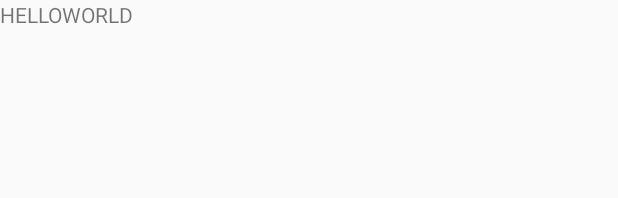
After one commit to aiadames/AR-Travel-App, an Android app: the layout fragment_detailed_path.xml on its own in the app's theme, with its tools: preview values and no code run, on a phone screen of 412 x 824 dp. The commit adds this screen. Shown: the top 198 px of the screen. Run offline under Robolectric (Android 15) with nearby library versions, the phone set to English and light mode, and no system bars.

Commit message:
Implemented new DetailedPathFragment and setOnClickListener for each Path

```diff
--- /dev/null
+++ b/app/src/main/res/layout/fragment_detailed_path.xml
@@ -0,0 +1,15 @@
+<?xml version="1.0" encoding="utf-8"?>
+<androidx.constraintlayout.widget.ConstraintLayout
+    xmlns:android="http://schemas.android.com/apk/res/android"
+    xmlns:tools="http://schemas.android.com/tools"
+    android:layout_width="match_parent"
+    android:layout_height="match_parent">
+
+    <TextView
+        android:id="@+id/textView"
+        android:layout_width="wrap_content"
+        android:layout_height="wrap_content"
+        android:text="HELLOWORLD"
+        tools:layout_editor_absoluteX="107dp"
+        tools:layout_editor_absoluteY="152dp" />
+</androidx.constraintlayout.widget.ConstraintLayout>
--- a/app/src/main/res/layout/fragment_paths.xml
+++ b/app/src/main/res/layout/fragment_paths.xml
@@ -10,7 +10,7 @@
         android:layout_width="404dp"
         android:layout_height="596dp"
         android:layout_marginBottom="8dp"
-        android:background="@android:color/darker_gray"
+        android:background="#FFFFFF"
         android:padding="4dp"
         android:scrollbars="vertical"
         app:layout_constraintBottom_toBottomOf="parent"
```
Also changed, not shown: app/src/main/java/com/example/artravel/Fragments/DetailedPathFragment.java (added, +29 -0 lines), app/src/main/java/com/example/artravel/PathsAdapter.java (+23 -1 lines), app/src/main/res/layout/item_path.xml (+7 -4 lines).
